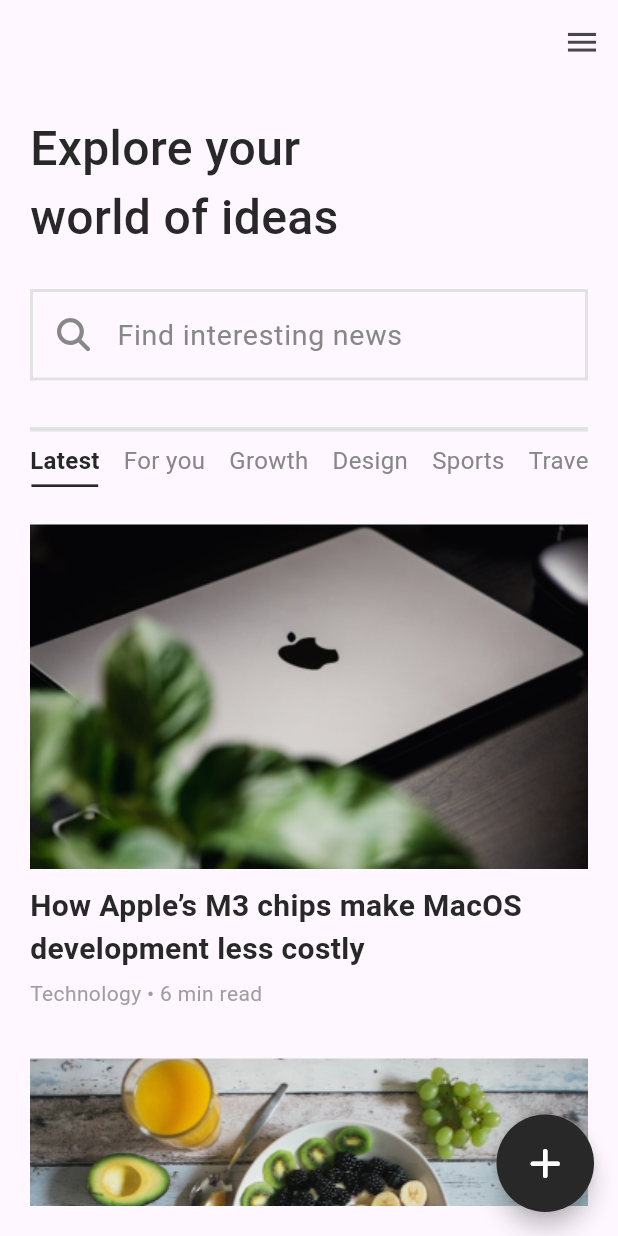
After one commit to Mustapha7018/Midow, a Flutter app: the HomeScreen screen opened directly, on a phone screen of 412 x 824 dp. The commit adds this screen. Run offline on Flutter 3.47's test engine with Material 3 defaults, Android fonts, the phone set to English and light mode, and no system bars; our stand-ins replace flutter_svg, font_awesome_flutter; Roboto replaces fonts that are missing (Mulish).

Commit message:
add home page

```diff
--- a/midow_app/analysis_options.yaml
+++ b/midow_app/analysis_options.yaml
@@ -1 +1,4 @@
 include: package:flutter_lints/flutter.yaml
+analyzer:
+  errors:
+    library_private_types_in_public_api: ignore
--- /dev/null
+++ b/midow_app/lib/core/utils/build_card.dart
@@ -0,0 +1,43 @@
+// Function to build individual blog card
+import 'package:flutter/material.dart';
+import 'package:midow_app/core/utils/midow_colors.dart';
+
+Widget buildBlogCard(
+    String title, String category, String readTime, String imagePath) {
+  return Column(
+    crossAxisAlignment: CrossAxisAlignment.start,
+    children: [
+      // Blog Image
+      Container(
+        height: 230,
+        width: double.infinity,
+        decoration: BoxDecoration(
+          borderRadius: BorderRadius.circular(0),
+          image: DecorationImage(
+            image: AssetImage(imagePath),
+            fit: BoxFit.cover,
+          ),
+        ),
+      ),
+      const SizedBox(height: 10),
+      // Blog Title
+      Text(
+        title,
+        style: const TextStyle(
+          fontSize: 20,
+          fontWeight: FontWeight.bold,
+          color: AppColors.primaryColor,
+        ),
+      ),
+      const SizedBox(height: 5),
+      // Blog Meta Info
+      Text(
+        '$category • $readTime',
+        style: const TextStyle(
+          fontSize: 14,
+          color: Colors.grey,
+        ),
+      ),
+    ],
+  );
+}
--- /dev/null
+++ b/midow_app/lib/core/utils/build_tab.dart
@@ -0,0 +1,40 @@
+import 'package:flutter/material.dart';
+import 'package:midow_app/core/utils/midow_colors.dart';
+
+Widget buildTab(String label, bool isSelected, VoidCallback onTap) {
+  return GestureDetector(
+    onTap: onTap,
+    child: Padding(
+      padding: const EdgeInsets.only(right: 16.0),
+      child: Column(
+        mainAxisSize: MainAxisSize.min,
+        children: [
+          Text(
+            label,
+            style: TextStyle(
+              fontSize: 16,
+              fontWeight: isSelected ? FontWeight.bold : FontWeight.normal,
+              color: isSelected ? AppColors.primaryColor : AppColors.accentColor,
+            ),
+          ),
+          const SizedBox(height: 4),
+          AnimatedContainer(
+            duration: const Duration(milliseconds: 300),
+            height: 2,
+            width: _calculateTextWidth(label, const TextStyle(fontSize: 16)),
+            color: isSelected ? AppColors.primaryColor : Colors.transparent,
+          ),
+        ],
+      ),
+    ),
+  );
+}
+
+double _calculateTextWidth(String text, TextStyle style) {
+  final TextPainter textPainter = TextPainter(
+    text: TextSpan(text: text, style: style),
+    maxLines: 1,
+    textDirection: TextDirection.ltr,
+  )..layout(minWidth: 0, maxWidth: double.infinity);
+  return textPainter.size.width;
+}
--- /dev/null
+++ b/midow_app/lib/core/utils/menu_animation.dart
@@ -0,0 +1,61 @@
+import 'package:flutter/material.dart';
+
+class CircleExpansionAnimation extends StatelessWidget {
+  final bool isMenuOpen;
+  final Duration duration;
+  final Widget child;
+  final Color backgroundColor;
+  final Size screenSize;
+
+  const CircleExpansionAnimation({
+    super.key,
+    required this.isMenuOpen,
+    required this.child,
+    required this.backgroundColor,
+    required this.screenSize,
+    this.duration = const Duration(milliseconds: 600),
+  });
+
+  @override
+  Widget build(BuildContext context) {
+    double circleSize = isMenuOpen ? 2.0 : 0.0;
+
+    return TweenAnimationBuilder(
+      tween: Tween<double>(begin: 0, end: circleSize),
+      duration: duration,
+      builder: (context, value, child) {
+        return ClipPath(
+          clipper: CircleClipper(value, screenSize),
+          child: Container(
+            color: backgroundColor,
+            child: isMenuOpen ? child : null,
+          ),
+        );
+      },
+      child: child,
+    );
+  }
+}
+
+class CircleClipper extends CustomClipper<Path> {
+  final double expansion;
+  final Size screenSize;
+
+  CircleClipper(this.expansion, this.screenSize);
+
+  @override
+  Path getClip(Size size) {
+    final path = Path();
+    double radius = screenSize.height * expansion * 1.5;
+
+    path.addOval(Rect.fromCircle(
+      center: Offset(screenSize.width - 30, 30),
+      radius: radius,
+    ));
+
+    return path;
+  }
+
+  @override
+  bool shouldReclip(CircleClipper oldClipper) => oldClipper.expansion != expansion;
+}
--- a/midow_app/lib/presentation/blog/home.dart
+++ b/midow_app/lib/presentation/blog/home.dart
@@ -1,36 +1,181 @@
 import 'package:flutter/material.dart';
 import 'package:font_awesome_flutter/font_awesome_flutter.dart';
-import 'package:midow_app/presentation/main/hamburger_menu.dart';
+import 'package:midow_app/core/utils/midow_colors.dart';
+import '../../core/utils/build_card.dart';
+import '../../core/utils/build_tab.dart';
+import '../../core/utils/menu_animation.dart';
+import '../main/hamburger_menu.dart';
 
-class HomeScreen extends StatelessWidget {
+class HomeScreen extends StatefulWidget {
   const HomeScreen({super.key});
 
   @override
+  _HomeScreenState createState() => _HomeScreenState();
+}
+
+class _HomeScreenState extends State<HomeScreen> {
+  bool isMenuOpen = false;
+  int selectedIndex = 0;
+
+  List<String> tabs = [
+    'Latest',
+    'For you',
+    'Growth',
+    'Design',
+    'Sports',
+    'Travel',
+    'Technology'
+  ];
+
+  void toggleMenu() {
+    setState(() {
+      isMenuOpen = !isMenuOpen;
+    });
+  }
+
+  void onTabClick(int index) {
+    setState(() {
+      selectedIndex = index;
+    });
+  }
+
+  @override
   Widget build(BuildContext context) {
+    final size = MediaQuery.of(context).size;
+    final height = MediaQuery.of(context).size.height;
+
     return Scaffold(
       appBar: AppBar(
-        leading: IconButton(
-          icon: const Icon(Icons.arrow_back),
-          onPressed: () {
-            // TODO
-          },
-        ),
+        surfaceTintColor: Colors.white,
+        leading: Container(), // Remove back button
+        elevation: 0,
         actions: [
           IconButton(
-            icon: const FaIcon(FontAwesomeIcons.bars),
-            onPressed: () {
-              Navigator.push(
-                  context,
-                  MaterialPageRoute(
-                      builder: (context) =>
-                          const HamburgerMenu())); // To be edited
-            },
+            icon: Icon(isMenuOpen ? Icons.close : Icons.menu),
+            onPressed: toggleMenu,
+            iconSize: 25,
           ),
         ],
       ),
-      body: Container(
-          // TODO
+      body: Stack(
+        children: [
+          Padding(
+            padding: const EdgeInsets.all(20),
+            child: SingleChildScrollView(
+              child: Column(
+                crossAxisAlignment: CrossAxisAlignment.start,
+                children: [
+                  const Text(
+                    'Explore your \nworld of ideas',
+                    style: TextStyle(
+                      fontSize: 32,
+                      fontWeight: FontWeight.w500,
+                      color: AppColors.primaryColor,
+                    ),
+                  ),
+                  SizedBox(height: size.height * 0.03),
+                  const SearchBar(
+                    padding: WidgetStatePropertyAll(
+                      EdgeInsets.symmetric(vertical: 8, horizontal: 18),
+                    ),
+                    elevation: WidgetStatePropertyAll(0),
+                    side: WidgetStatePropertyAll(
+                      BorderSide(
+                        color: Color.fromRGBO(226, 226, 226, 1),
+                        width: 2.0,
+                      ),
+                    ),
+                    backgroundColor: WidgetStatePropertyAll(Colors.transparent),
+                    leading: Icon(
+                      FontAwesomeIcons.magnifyingGlass,
+                      size: 22,
+                      color: AppColors.accentColor,
+                    ),
+                    hintText: 'Find interesting news',
+                    hintStyle: WidgetStatePropertyAll(
+                      TextStyle(
+                        fontSize: 19,
+                        color: Color.fromRGBO(135, 135, 135, 1),
+                      ),
+                    ),
+                    textStyle: WidgetStatePropertyAll(
+                      TextStyle(
+                        fontSize: 18,
+                        color: AppColors.accentColor,
+                      ),
+                    ),
+                    shape: WidgetStatePropertyAll(
+                      RoundedRectangleBorder(
+                        borderRadius: BorderRadius.zero,
+                      ),
+                    ),
+                  ),
+                  SizedBox(height: height * 0.04),
+                  const Divider(
+                    height: 1,
+                    thickness: 3,
+                    color: Color.fromRGBO(226, 226, 226, 1),
+                  ),
+                  SizedBox(height: height * 0.01),
+                  SingleChildScrollView(
+                    scrollDirection: Axis.horizontal,
+                    child: Row(
+                      children: List.generate(tabs.length, (index) {
+                        return buildTab(tabs[index], selectedIndex == index,
+                            () => onTabClick(index));
+                      }),
+                    ),
+                  ),
+                  SizedBox(height: height * 0.03),
+
+                  // Blog Post 1
+                  buildBlogCard(
+                    'How Apple’s M3 chips make MacOS development less costly',
+                    'Technology',
+                    '6 min read',
+                    'assets/card_img1.png',
+                  ),
+                  SizedBox(height: height * 0.04),
+
+                  // Blog Post 2
+                  buildBlogCard(
+                    '10 Things Doctors Say About Eating Fruits Everyday',
+                    'Food & Nutrition',
+                    '6 min read',
+                    'assets/card_img2.png',
+                  ),
+                  SizedBox(height: height * 0.02),
+                ],
+              ),
+            ),
           ),
+
+          // Circular Expansion Animation for the menu
+          CircleExpansionAnimation(
+            isMenuOpen: isMenuOpen,
+            backgroundColor: AppColors.primaryColor,
+            screenSize: size,
+            child: const HamburgerMenu(),
+          ),
+        ],
+      ),
+      floatingActionButton: isMenuOpen
+          ? null
+          : SizedBox(
+              width: 65,
+              height: 65,
+              child: FloatingActionButton(
+                onPressed: () {
+                  // Create action
+                },
+                backgroundColor: AppColors.primaryColor,
+                shape: const CircleBorder(),
+                child: const Icon(
+                  FontAwesomeIcons.plus,
+                  color: Colors.white,
+                ),
+              ),
+            ),
     );
   }
 }
--- a/midow_app/lib/presentation/main/hamburger_menu.dart
+++ b/midow_app/lib/presentation/main/hamburger_menu.dart
@@ -14,23 +14,7 @@ class HamburgerMenu extends StatelessWidget {
         child: Column(
           crossAxisAlignment: CrossAxisAlignment.start,
           children: [
-            Padding(
-              padding: const EdgeInsets.all(16.0),
-              child: GestureDetector(
-                onTap: () {
-                  Navigator.pop(context);  // to be edited
-                },
-                child: const Icon(
-                  Icons.close,
-                  color: Colors.white,
-                  size: 30,
-                ),
-              ),
-            ),
-            const Padding(
-              padding: EdgeInsets.symmetric(horizontal: 16.0),
-              child: Divider(color: Colors.white),
-            ),
+            const Padding(padding: EdgeInsets.only(top: 16)),
             ListTile(
               title: const Text(
                 'Profile',
```
Also changed, not shown: midow_app/assets/card_img1.png (added), midow_app/assets/card_img2.png (added), midow_app/assets/menu_icon.png (added), midow_app/assets/search_icon.png (added).
